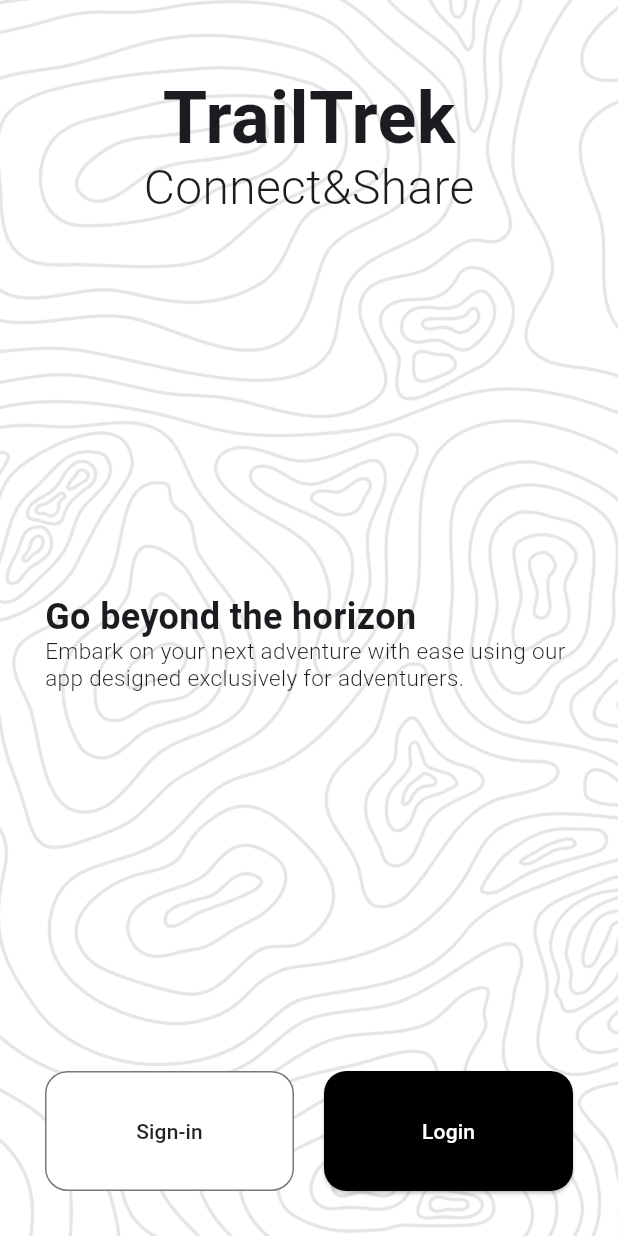
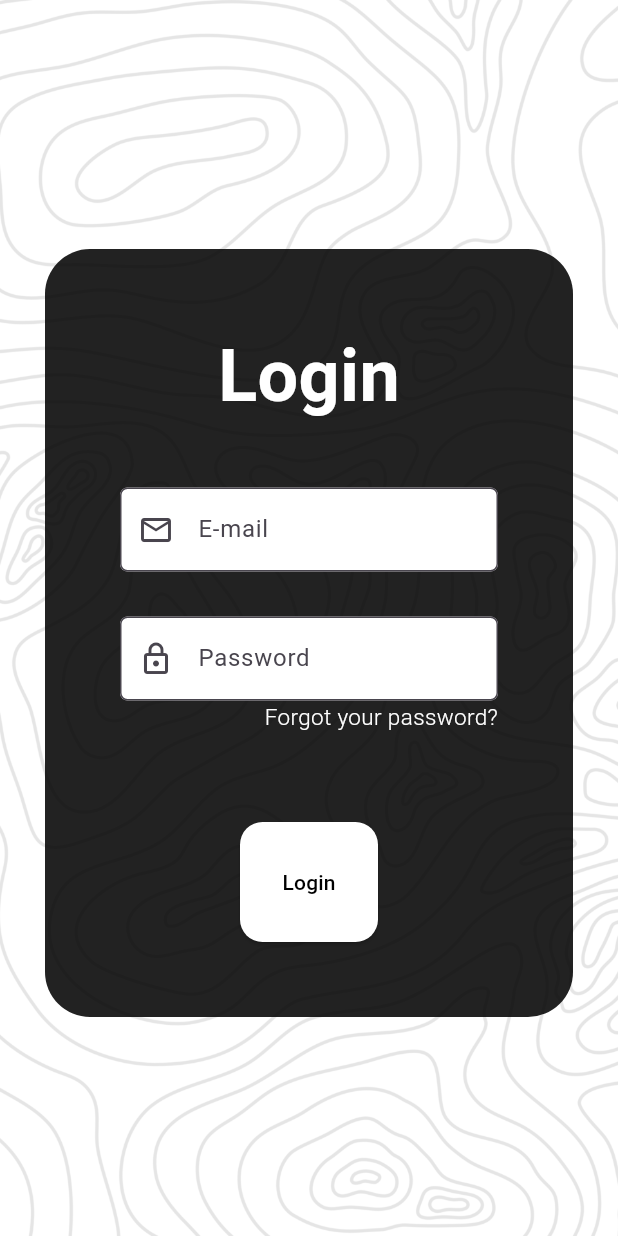
Before and after one commit to Ranpu123/ProjetoTrailTrek, a Flutter app: the screen it shows after launch, after a tap on "Login", on a phone screen of 412 x 824 dp. Run offline on Flutter 3.47's test engine with Material 3 defaults, Android fonts, the phone set to English and light mode, and no system bars; our stand-ins replace google_fonts, latlong2; accounts and stored records are empty.

Commit message:
added the login screen, fixed the login function from the userController, changed the passwordValidator name

```diff
--- a/lib/controllers/user_controller.dart
+++ b/lib/controllers/user_controller.dart
@@ -2,27 +2,33 @@ import 'package:flutter/foundation.dart';
 import 'package:projeto_dev_disp_mob/models/user_model.dart';
 import 'package:projeto_dev_disp_mob/services/User/users_repository.dart';
 
-class UserController extends ChangeNotifier{
+class UserController extends ChangeNotifier {
   final UserRepository repository;
   List<User?> users = [];
   User? loggedUser;
 
-  UserController(this.repository){
+  UserController(this.repository) {
     load();
   }
 
-  Future<List<User?>> load() async{
+  Future<List<User?>> load() async {
     users = await repository.fetchAll();
     notifyListeners();
 
     return users;
   }
 
-  Future<bool> registerUser(String username, String password, String email) async{
-    final newUser = User(username: username, email: email, password: password, createdAt: DateTime.now(), uid: UniqueKey().toString());
+  Future<bool> registerUser(
+      String username, String password, String email) async {
+    final newUser = User(
+        username: username,
+        email: email,
+        password: password,
+        createdAt: DateTime.now(),
+        uid: UniqueKey().toString());
     final success = await repository.create(newUser);
 
-    if(success){
+    if (success) {
       users = await repository.fetchAll();
       notifyListeners();
       return Future.value(true);
@@ -30,11 +36,17 @@ class UserController extends ChangeNotifier{
     return Future.value(false);
   }
 
-  Future<bool> updateUser(String uid, String username, String password, String email) async{
-    final newUser = User(username: username, email: email, password: password, createdAt: DateTime.now(), uid: UniqueKey().toString());
+  Future<bool> updateUser(
+      String uid, String username, String password, String email) async {
+    final newUser = User(
+        username: username,
+        email: email,
+        password: password,
+        createdAt: DateTime.now(),
+        uid: UniqueKey().toString());
     final success = await repository.update(newUser);
 
-    if(success){
+    if (success) {
       users = await repository.fetchAll();
       notifyListeners();
       return Future.value(true);
@@ -43,9 +55,9 @@ class UserController extends ChangeNotifier{
     return Future.value(false);
   }
 
-  Future<bool> removeUser(User user) async{
+  Future<bool> removeUser(User user) async {
     final success = await repository.delete(user);
-    if(success){
+    if (success) {
       users = await repository.fetchAll();
       notifyListeners();
       return Future.value(true);
@@ -53,14 +65,22 @@ class UserController extends ChangeNotifier{
     return Future.value(false);
   }
 
-  Future<bool> login(String email, String password)async{
-    dynamic user;
-    user = users.firstWhere((e) => e?.email == email && e?.password == password, orElse: () => null);
-    if(user != null){
+  Future<bool> login(String email, String password) async {
+    /*User? user;
+    user = users.firstWhere((e) => e?.email == email && e?.password == password,
+        orElse: () => null);
+    if (user != null) {
       loggedUser = user;
       return Future.value(true);
+    }*/
+
+    User? user;
+    for (var user in users) {
+      if (user!.email == email && user!.password == password) {
+        loggedUser = user;
+        return Future.value(true);
+      }
     }
     return Future.value(false);
   }
-
 }
--- a/lib/models/user_model.dart
+++ b/lib/models/user_model.dart
@@ -1,6 +1,6 @@
 import 'dart:convert';
 
-class User{
+class User {
   String? uid;
   final String username;
   final String email;
@@ -15,8 +15,8 @@ class User{
     required this.createdAt,
   });
 
-  Map<String, dynamic> toMap(){
-    return{
+  Map<String, dynamic> toMap() {
+    return {
       'uid': uid,
       'username': username,
       'email': email,
@@ -39,18 +39,20 @@ class User{
 
   factory User.fromJson(String source) => User.fromMap(json.decode(source));
 
-  bool validateEmail(String email){
-    if (email.isNotEmpty){
-      return RegExp(r'/^[a-zA-Z0-9. _%+-]+@[a-zA-Z0-9. -]+\\. [a-zA-Z]{2,}$/').hasMatch(email);
+  static bool validateEmail(String email) {
+    if (email.isNotEmpty) {
+      return RegExp(
+              r"^[a-zA-Z0-9.a-zA-Z0-9.!#$%&'*+-/=?^_`{|}~]+@[a-zA-Z0-9]+\.[a-zA-Z]+")
+          .hasMatch(email);
     }
     return false;
   }
 
-  bool validatePassword(String password1, String password2){
-    if(password1.length < 8){
+  static bool validateNewPassword(String password1, String password2) {
+    if (password1.length < 8) {
       return false;
     }
-    if (password1.isNotEmpty && password2.isNotEmpty){
+    if (password1.isNotEmpty && password2.isNotEmpty) {
       return password1 == password2 ? true : false;
     }
     return false;
--- a/lib/pages/front_page.dart
+++ b/lib/pages/front_page.dart
@@ -1,5 +1,6 @@
 import 'package:google_fonts/google_fonts.dart';
 import 'package:flutter/material.dart';
+import 'package:projeto_dev_disp_mob/pages/login_page.dart';
 
 class FirstPage extends StatelessWidget {
   const FirstPage({super.key});
@@ -103,7 +104,14 @@ class FirstPage extends StatelessWidget {
                           ),
                           Expanded(
                               child: ElevatedButton(
-                                  onPressed: () {},
+                                  onPressed: () {
+                                    Navigator.push(
+                                      context,
+                                      MaterialPageRoute(
+                                          builder: (context) =>
+                                              const LoginPage()),
+                                    );
+                                  },
                                   style: OutlinedButton.styleFrom(
                                     backgroundColor: Colors.black,
                                     foregroundColor: Colors.white,
--- /dev/null
+++ b/lib/pages/login_page.dart
@@ -0,0 +1,187 @@
+import 'package:google_fonts/google_fonts.dart';
+import 'package:flutter/material.dart';
+import 'package:projeto_dev_disp_mob/controllers/user_controller.dart';
+import 'package:projeto_dev_disp_mob/models/user_model.dart';
+import 'package:provider/provider.dart';
+
+class LoginPage extends StatefulWidget {
+  const LoginPage({super.key});
+
+  @override
+  State<LoginPage> createState() => LoginPageState();
+}
+
+class LoginPageState extends State<LoginPage> {
+  @override
+  Widget build(BuildContext context) {
+    final usersProvider = Provider.of<UserController>(context);
+
+    final loginForm = GlobalKey<FormState>();
+    final emailcontroller = TextEditingController();
+    final passwordcontroller = TextEditingController();
+
+    return Stack(
+      children: [
+        Container(
+          decoration: BoxDecoration(
+            image: DecorationImage(
+              image: const AssetImage(
+                "assets/images/background.png",
+              ), // <-- BACKGROUND IMAGE
+              colorFilter: ColorFilter.mode(
+                  Colors.white.withOpacity(0.1), BlendMode.dstATop),
+              fit: BoxFit.cover,
+            ),
+          ),
+        ),
+        Scaffold(
+          backgroundColor: Colors.transparent,
+          body: Center(
+            child: Padding(
+              padding: const EdgeInsets.only(
+                  top: 50.0, left: 30.0, right: 30.0, bottom: 30.0),
+              child: Container(
+                decoration: const BoxDecoration(
+                    //backgroundBlendMode: BlendMode.exclusion,
+                    color: Colors.black87,
+                    borderRadius: BorderRadius.all(Radius.circular(30))),
+                child: Padding(
+                  padding: const EdgeInsets.all(50),
+                  child: Column(
+                    mainAxisSize: MainAxisSize.min,
+                    children: [
+                      Text(
+                        'Login',
+                        style: GoogleFonts.roboto(
+                          fontWeight: FontWeight.bold,
+                          fontSize: 48.0,
+                          color: Colors.white,
+                        ),
+                      ),
+                      const SizedBox(height: 40),
+                      Form(
+                          key: loginForm,
+                          child: Column(
+                            children: [
+                              TextFormField(
+                                decoration: const InputDecoration(
+                                    fillColor: Colors.white,
+                                    filled: true,
+                                    floatingLabelStyle: TextStyle(
+                                        color: Colors.black,
+                                        backgroundColor: Colors.white),
+                                    labelText: 'E-mail',
+                                    hintText: 'Enter your e-mail',
+                                    prefixIcon: Icon(Icons.email_outlined),
+                                    border: OutlineInputBorder(
+                                        borderRadius: BorderRadius.all(
+                                            Radius.circular(5)),
+                                        borderSide: BorderSide(
+                                            color: Colors.black, width: 0.5))),
+                                controller: emailcontroller,
+                                validator: (value) {
+                                  if (value == null || value.isEmpty) {
+                                    return 'This field can\'t be empty.';
+                                  } else {
+                                    bool isValid = User.validateEmail(value);
+                                    if (!isValid) {
+                                      return 'Invalid Email! Try something like example@example.com';
+                                    }
+                                  }
+                                  return null;
+                                },
+                              ),
+                              const SizedBox(height: 30),
+                              TextFormField(
+                                obscureText: true,
+                                decoration: const InputDecoration(
+                                    fillColor: Colors.white,
+                                    filled: true,
+                                    floatingLabelStyle: TextStyle(
+                                        color: Colors.black,
+                                        backgroundColor: Colors.white),
+                                    labelText: 'Password',
+                                    hintText: 'Enter your password',
+                                    prefixIcon: Icon(Icons.lock_outlined),
+                                    border: OutlineInputBorder(
+                                        borderRadius: BorderRadius.all(
+                                            Radius.circular(5)),
+                                        borderSide: BorderSide(
+                                            color: Colors.black, width: 5))),
+                                controller: passwordcontroller,
+                                validator: (value) {
+                                  if (value == null || value.isEmpty) {
+                                    return 'This field can\'t be empty.';
+                                  }
+                                  return null;
+                                },
+                              ),
+                              Row(
+                                crossAxisAlignment: CrossAxisAlignment.end,
+                                mainAxisAlignment: MainAxisAlignment.end,
+                                children: [
+                                  Text(
+                                    'Forgot your password?',
+                                    textAlign: TextAlign.end,
+                                    style: GoogleFonts.roboto(
+                                      fontWeight: FontWeight.w300,
+                                      fontSize: 15.0,
+                                      color: Colors.white,
+                                    ),
+                                  ),
+                                ],
+                              ),
+                              const SizedBox(height: 60),
+                              SizedBox(
+                                width: double.infinity,
+                                child: Padding(
+                                  padding: const EdgeInsets.symmetric(
+                                      horizontal: 80),
+                                  child: ElevatedButton(
+                                      onPressed: () {
+                                        if (loginForm.currentState!
+                                            .validate()) {
+                                          usersProvider
+                                              .login(emailcontroller.text,
+                                                  passwordcontroller.text)
+                                              .then((value) {
+                                            if (value) {
+                                              print(usersProvider
+                                                  .loggedUser!.email);
+                                            } else {
+                                              ScaffoldMessenger.of(context)
+                                                  .showSnackBar(
+                                                const SnackBar(
+                                                  content: Text(
+                                                      'Invalid email or password. Please try again.'),
+                                                ),
+                                              );
+                                            }
+                                          });
+                                        }
+                                      },
+                                      style: OutlinedButton.styleFrom(
+                                        backgroundColor: Colors.white,
+                                        foregroundColor: Colors.black,
+                                        padding: const EdgeInsets.symmetric(
+                                            vertical: 30),
+                                        shape: const RoundedRectangleBorder(
+                                            borderRadius: BorderRadius.all(
+                                                Radius.circular(15))),
+                                      ),
+                                      child: const Text('Login')),
+                                ),
+                              ),
+                            ],
+                          ))
+                    ],
+                  ),
+                ),
+              ),
+            ),
+          ),
+        ),
+      ],
+    );
+  }
+}
```
